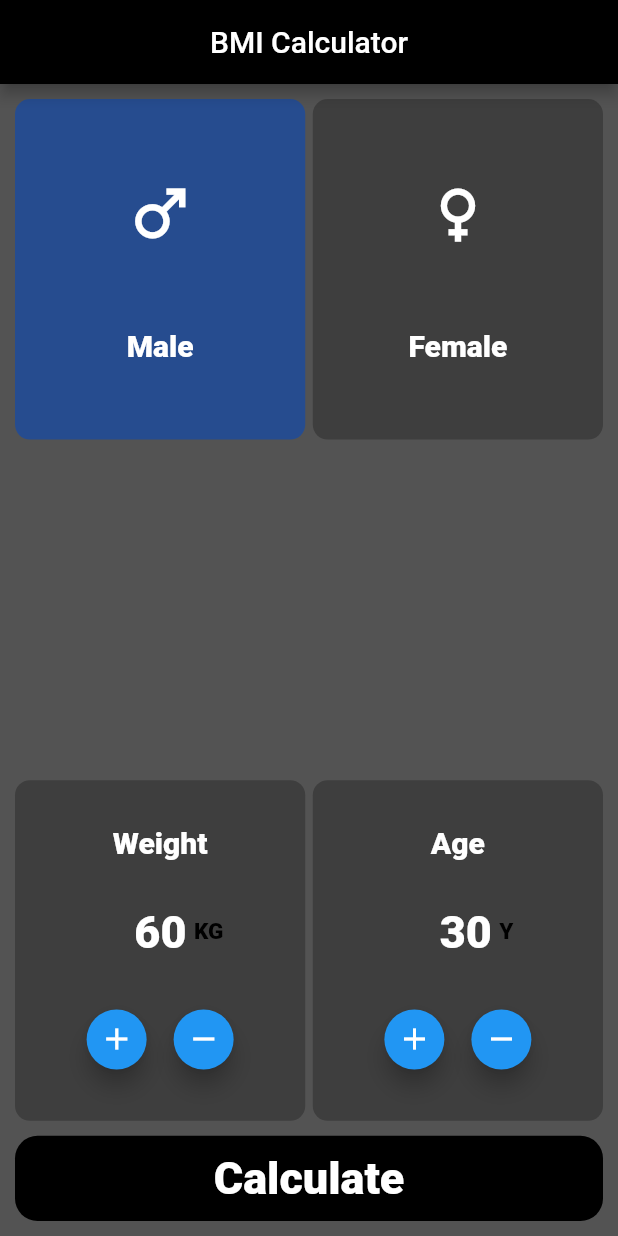
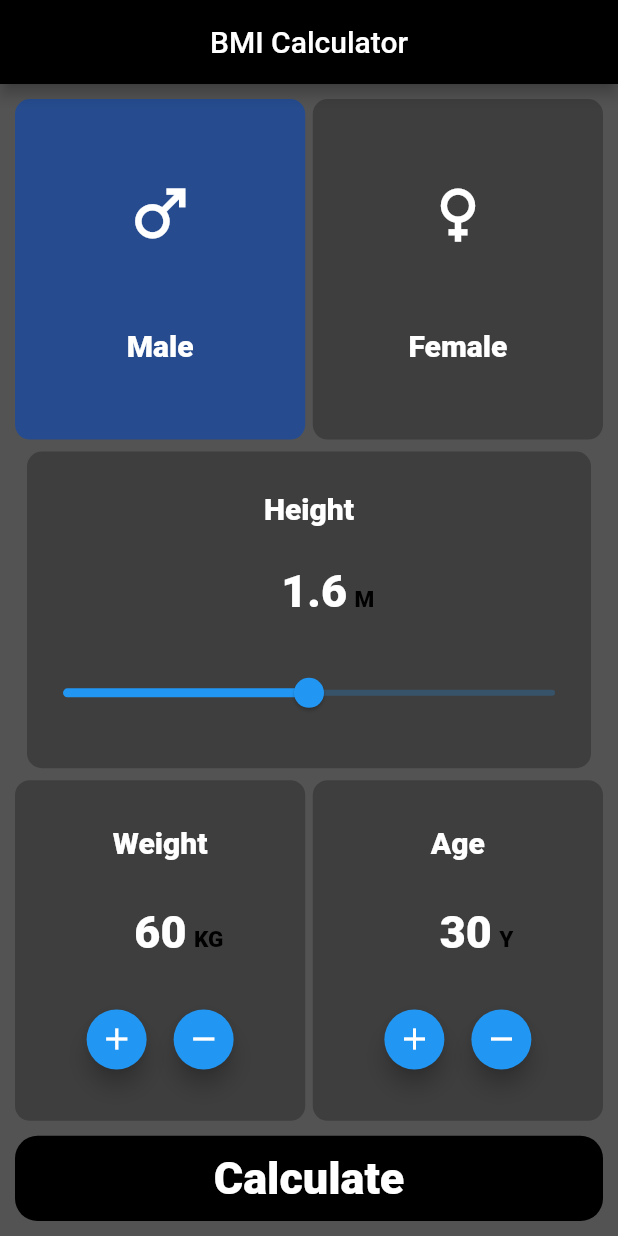
Before and after one commit to RamezHamdiSaeed/MyFlutterReference, a Flutter app: the screen it shows after launch, on a phone screen of 412 x 824 dp. Run offline on Flutter 3.47's test engine with Material 2 defaults, Android fonts, the light colour scheme and no system bars.

Commit message:
adding the height Manipulator

```diff
--- a/lib/app/screens/home_page.dart
+++ b/lib/app/screens/home_page.dart
@@ -33,7 +33,7 @@ class _HomePageState extends State<HomePage> {
               ),
               iconTextButton("Female", !isMale)
             ]),
-            rowOfInputs([]),
+            rowOfInputs([sliderManipulator("Height", "M", heightInM)]),
             rowOfInputs([
               counterManipulator(
                 "Weight",
@@ -101,6 +101,8 @@ class _HomePageState extends State<HomePage> {
             padding: const EdgeInsets.only(left: 25.0),
             child: Row(
               mainAxisAlignment: MainAxisAlignment.center,
+              crossAxisAlignment: CrossAxisAlignment.baseline,
+              textBaseline: TextBaseline.alphabetic,
               children: [
                 Text((text == "Weight") ? "$weightInKG" : "$age",
                     style: Theme.of(context).textTheme.headline1),
@@ -147,6 +149,56 @@ class _HomePageState extends State<HomePage> {
     ));
   }
 
+  Expanded sliderManipulator(
+      String text, String measureUnit, double sliderDefaultValue) {
+    return Expanded(
+        child: Padding(
+      padding: const EdgeInsets.all(8.0),
+      child: Container(
+        decoration: const BoxDecoration(
+            borderRadius: BorderRadius.all(Radius.circular(10)),
+            color: Colors.black26),
+        child: Column(
+          mainAxisAlignment: MainAxisAlignment.spaceEvenly,
+          children: [
+            Text(
+              text,
+              style: Theme.of(context).textTheme.headline2,
+            ),
+            Padding(
+              padding: const EdgeInsets.only(left: 25.0),
+              child: Row(
+                mainAxisAlignment: MainAxisAlignment.center,
+                //! to put the measureUnit Text  to the same line as the other Texts in this row we need to pass value to textBaseline
+                crossAxisAlignment: CrossAxisAlignment.baseline,
+                textBaseline: TextBaseline.alphabetic,
+                children: [
+                  Text(heightInM.toString(),
+                      style: Theme.of(context).textTheme.headline1),
+                  const SizedBox(
+                    width: 5,
+                  ),
+                  Text(
+                    measureUnit,
+                    style: Theme.of(context).textTheme.headline3,
+                  )
+                ],
+              ),
+            ),
+            Slider(
+              value: heightInM,
+              onChanged: (newVal) => setState(() {
+                heightInM = double.parse(newVal.toStringAsFixed(2));
+              }),
+              min: 0.20,
+              max: 3.0,
+            ),
+          ],
+        ),
+      ),
+    ));
+  }
+
   Expanded rowOfInputs(List<Widget> inputFields) {
     return Expanded(
       flex: 4,
```
Also changed, not shown: 1 other file.
